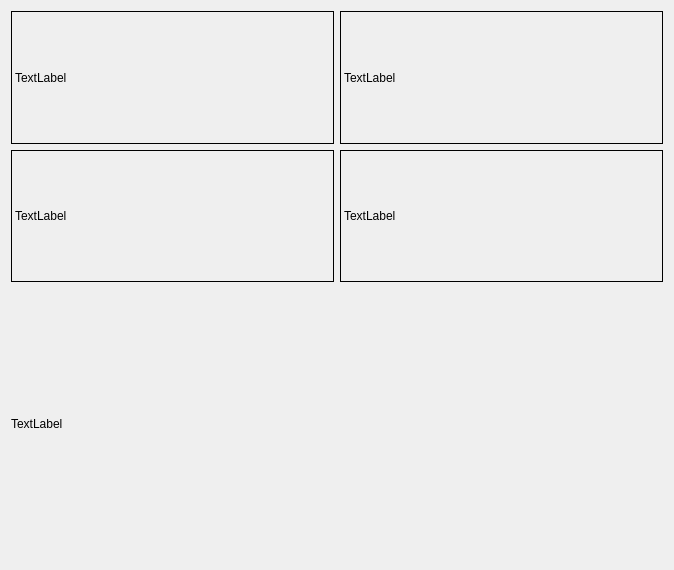
This is app/BakalarkaTake2/widgets/ReflectanceMap/ReflectanceMap.ui in Unexp1ainable/BakalarkaSource as Qt 5 draws it before an edit. The edited form follows.
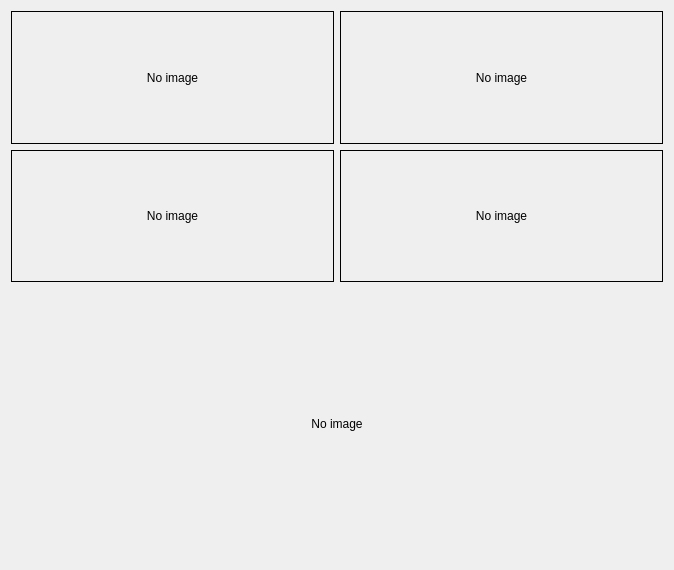
This is the edited form. Custom widgets are drawn as their Qt base class.

Commit message: comments, no image fixed

The edit to the form file:
```diff
--- a/app/BakalarkaTake2/widgets/ReflectanceMap/ReflectanceMap.ui
+++ b/app/BakalarkaTake2/widgets/ReflectanceMap/ReflectanceMap.ui
@@ -28,7 +28,10 @@
         <enum>QFrame::Box</enum>
        </property>
        <property name="text">
-        <string>TextLabel</string>
+        <string>No image</string>
+       </property>
+       <property name="alignment">
+        <set>Qt::AlignCenter</set>
        </property>
       </widget>
      </item>
@@ -38,7 +41,10 @@
         <enum>QFrame::Box</enum>
        </property>
        <property name="text">
-        <string>TextLabel</string>
+        <string>No image</string>
+       </property>
+       <property name="alignment">
+        <set>Qt::AlignCenter</set>
        </property>
       </widget>
      </item>
@@ -48,7 +54,10 @@
         <enum>QFrame::Box</enum>
        </property>
        <property name="text">
-        <string>TextLabel</string>
+        <string>No image</string>
+       </property>
+       <property name="alignment">
+        <set>Qt::AlignCenter</set>
        </property>
       </widget>
      </item>
@@ -58,7 +67,10 @@
         <enum>QFrame::Box</enum>
        </property>
        <property name="text">
-        <string>TextLabel</string>
+        <string>No image</string>
+       </property>
+       <property name="alignment">
+        <set>Qt::AlignCenter</set>
        </property>
       </widget>
      </item>
@@ -73,7 +85,10 @@
       </sizepolicy>
      </property>
      <property name="text">
-      <string>TextLabel</string>
+      <string>No image</string>
+     </property>
+     <property name="alignment">
+      <set>Qt::AlignCenter</set>
      </property>
     </widget>
    </item>
```
The commit also changes 35 other files.
